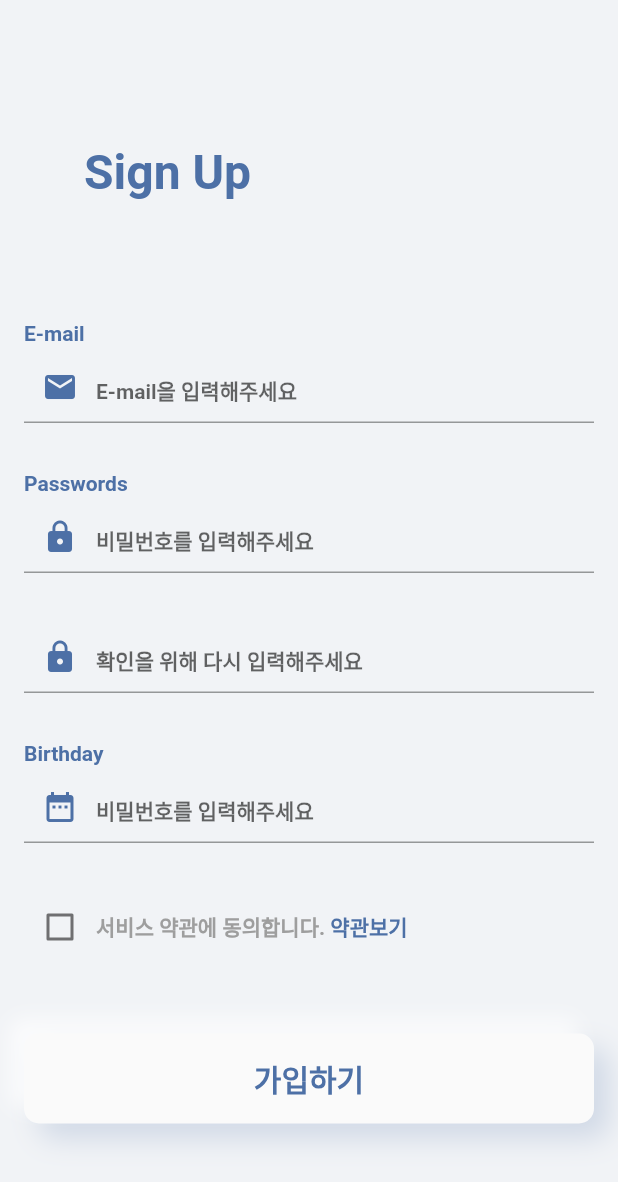
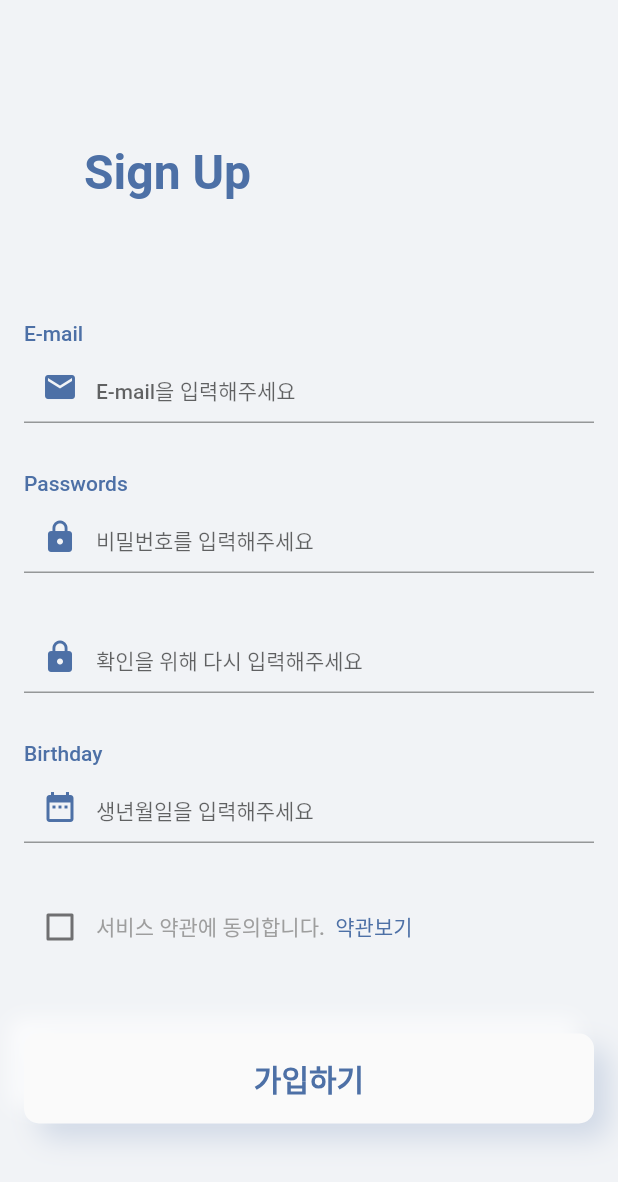
Before and after one commit to kgoon/flutter_bundang, a Flutter app: the SignUpPage screen opened directly, on a phone screen of 412 x 824 dp. Shown: the top 1182 px of the screen. Run offline on Flutter 3.47's test engine with Material 2 defaults, Android fonts, the phone set to English and light mode, and no system bars; drawn by our look-alikes of auto_size_text; our stand-ins replace font_awesome_flutter; Roboto replaces fonts that are missing (KakaoRegular).

Commit message:
subTitle bold 수정

```diff
--- a/lib/login_page.dart
+++ b/lib/login_page.dart
@@ -109,7 +109,7 @@ class LoginPage extends StatelessWidget {
                         style: ISetText.subTitle.copyWith(color: mainColor_500),
                       ),
                       TextSpan(
-                        text: ' Sign Up',
+                        text: '   Sign Up',
                         style: ISetText.subTitle,
                       ),
                     ]),
--- a/lib/signup_page.dart
+++ b/lib/signup_page.dart
@@ -75,7 +75,7 @@ class _SignUpPageState extends State<SignUpPage> {
               IUserTextField(
                 obscureText: false,
                 prefixIcon: Icon(Icons.date_range, color: mainColor_900,),
-                hintText: '비밀번호를 입력해주세요',
+                hintText: '생년월일을 입력해주세요',
               ),
               iHeightLarge,
               Row(
@@ -96,7 +96,7 @@ class _SignUpPageState extends State<SignUpPage> {
                           style: ISetText.subTitle.copyWith(color: fontColor_500),
                         ),
                         TextSpan(
-                          text: ' 약관보기',
+                          text: '  약관보기',
                           style:
                               ISetText.subTitle,
                         ),
--- a/lib/ui_setting/i_set_text.dart
+++ b/lib/ui_setting/i_set_text.dart
@@ -25,7 +25,7 @@ class ISetText{
   static final headline = TextStyle(fontFamily: fontName, fontWeight: FontWeight.bold, fontSize: headlineSize, color: fontColor_900,);
   static final subHeadline = TextStyle(fontFamily: fontName, fontWeight: FontWeight.bold, fontSize: subheadSize, color: fontColor_900,);
   static final title = TextStyle(fontFamily: fontName, fontWeight: FontWeight.bold, fontSize: titleSize, color: fontColor_900,);
-  static final subTitle = TextStyle(fontFamily: fontName, fontWeight: FontWeight.bold, fontSize: subtitleSize, color: fontColor_900,);
+  static final subTitle = TextStyle(fontFamily: fontName, fontWeight: FontWeight.w500, fontSize: subtitleSize, color: fontColor_900,);
   static final body = TextStyle(fontFamily: fontName, fontWeight: FontWeight.bold, fontSize: bodySize, color: fontColor_900,);
   static final textSection = TextStyle(fontFamily: fontName, fontWeight: FontWeight.bold, fontSize: texSectionSize, color: fontColor_500,);
   static final caption = TextStyle(fontFamily: fontName, fontWeight: FontWeight.bold, fontSize: captionSize, color: fontColor_900,);
```
